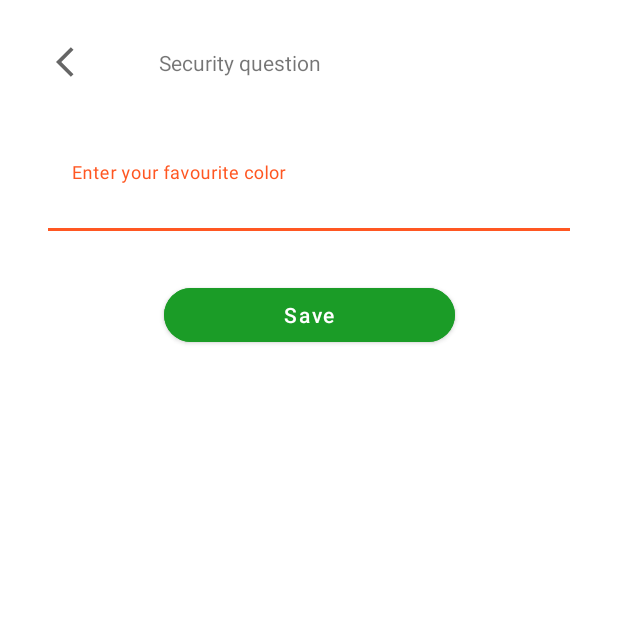
After one commit to martinmichuki8/posAndroid, an Android app: the SecurityQuestion screen opened directly, with no data from a screen before it, on a phone screen of 412 x 824 dp, the top half of it. The commit adds this screen. Run offline under Robolectric (Android 15) with nearby library versions, the phone set to English and light mode, and no system bars; libraries missing offline, so code that uses them is left out: com.anychart, com.anychart.chart.

Commit message:
Updated project

```diff
--- a/app/src/main/AndroidManifest.xml
+++ b/app/src/main/AndroidManifest.xml
@@ -124,6 +124,9 @@
         <activity android:name=".Ui.Login.Login"
             android:configChanges="orientation|screenSize"
             android:launchMode="singleTop"/>
+        <activity android:name=".settings.SecurityQuestion"
+            android:launchMode="singleTop"
+            android:configChanges="orientation|screenSize"/>
     </application>
 
 </manifest>
--- a/app/src/main/java/com/michtech/pointofSale/Ui/Login/Login.java
+++ b/app/src/main/java/com/michtech/pointofSale/Ui/Login/Login.java
@@ -43,6 +43,7 @@ public class Login extends AppCompatActivity {
                     if(Password.getEditText().getText().toString().equals(db.getAccountPassword())){
                         Intent intent = new Intent(Login.this, DashBoard.class);
                         startActivity(intent);
+                        finish();
                     }else{
                         Snackbar.make(view, "Password does not match", Snackbar.LENGTH_LONG).setAction(null, null).show();
                     }
--- /dev/null
+++ b/app/src/main/java/com/michtech/pointofSale/settings/SecurityQuestion.java
@@ -0,0 +1,65 @@
+package com.michtech.pointofSale.settings;
+
+
+import android.annotation.SuppressLint;
+import android.content.Context;
+import android.content.SharedPreferences;
+import android.os.Bundle;
+import android.view.View;
+import android.widget.Button;
+import android.widget.ImageButton;
+import android.widget.Toast;
+
+import androidx.appcompat.app.AppCompatActivity;
+
+import com.google.android.material.snackbar.Snackbar;
+import com.google.android.material.textfield.TextInputLayout;
+import com.michtech.pointofSale.R;
+import com.michtech.pointofSale.database.DatabaseManager;
+
+import java.util.Objects;
+
+public class SecurityQuestion extends AppCompatActivity {
+    ImageButton Back;
+    TextInputLayout Question;
+    Button Save;
+
+    DatabaseManager db;
+    @Override
+    protected void onCreate(Bundle savedInstanceState){
+        super.onCreate(savedInstanceState);
+        setContentView(R.layout.security_question);
+
+        db = new DatabaseManager(SecurityQuestion.this);
+
+        Back = findViewById(R.id.back);
+        Question = findViewById(R.id.question);
+        Save = findViewById(R.id.save);
+
+        Back.setOnClickListener(new View.OnClickListener() {
+            @Override
+            public void onClick(View view) {
+                finish();
+            }
+        });
+        Save.setOnClickListener(new View.OnClickListener() {
+            @Override
+            public void onClick(View view) {
+                if(Objects.requireNonNull(Question.getEditText()).getText().toString().isEmpty()){
+                    Snackbar.make(view, "Enter your answer", Snackbar.LENGTH_LONG).setAction(null, null).show();
+                }else{
+                    db.saveSecurityQuestion(Question.getEditText().getText().toString());
+                    setAuthentication("Authenticate");
+                    Toast.makeText(SecurityQuestion.this, "Saved", Toast.LENGTH_SHORT).show();
+                    finish();
+                }
+            }
+        });
+    }
+    private void setAuthentication(String authenticate){
+        SharedPreferences sharedPreferences = getSharedPreferences("PosSettings", Context.MODE_PRIVATE);
+        @SuppressLint("CommitPrefEdits") SharedPreferences.Editor editor = sharedPreferences.edit();
+        editor.putString("Authentication", authenticate);
+        editor.apply();
+    }
+}
--- /dev/null
+++ b/app/src/main/res/layout/security_question.xml
@@ -0,0 +1,65 @@
+<?xml version="1.0" encoding="utf-8"?>
+<androidx.constraintlayout.widget.ConstraintLayout xmlns:android="http://schemas.android.com/apk/res/android"
+    xmlns:app="http://schemas.android.com/apk/res-auto"
+    xmlns:tools="http://schemas.android.com/tools"
+    android:layout_width="match_parent"
+    android:layout_height="match_parent"
+    style="@style/whiteBodyBackground">
+
+    <TextView
+        android:id="@+id/textView59"
+        android:layout_width="wrap_content"
+        android:layout_height="wrap_content"
+        android:layout_marginStart="32dp"
+        android:layout_marginTop="32dp"
+        android:text="Security question"
+        app:layout_constraintStart_toEndOf="@+id/back"
+        app:layout_constraintTop_toTopOf="parent" />
+
+    <ImageButton
+        android:id="@+id/back"
+        android:layout_width="50dp"
+        android:layout_height="50dp"
+        android:layout_marginStart="24dp"
+        android:layout_marginTop="16dp"
+        android:background="#00FFFFFF"
+        app:layout_constraintStart_toStartOf="parent"
+        app:layout_constraintTop_toTopOf="parent"
+        app:srcCompat="@drawable/back" />
+
+    <com.google.android.material.textfield.TextInputLayout
+        android:id="@+id/question"
+        android:layout_width="0dp"
+        android:layout_height="wrap_content"
+        android:layout_marginStart="32dp"
+        android:layout_marginTop="32dp"
+        android:layout_marginEnd="32dp"
+        app:layout_constraintEnd_toEndOf="parent"
+        app:layout_constraintStart_toStartOf="parent"
+        app:layout_constraintTop_toBottomOf="@+id/back">
+
+        <com.google.android.material.textfield.TextInputEditText
+            android:layout_width="match_parent"
+            android:layout_height="wrap_content"
+            android:hint="Enter your favourite color"
+            android:background="#00FFFFFF"/>
+    </com.google.android.material.textfield.TextInputLayout>
+
+    <Button
+        android:id="@+id/save"
+        android:layout_width="wrap_content"
+        android:layout_height="wrap_content"
+        android:layout_marginStart="32dp"
+        android:layout_marginTop="32dp"
+        android:layout_marginEnd="32dp"
+        android:text="Save"
+        android:textAllCaps="false"
+        android:paddingEnd="80dp"
+        android:paddingStart="80dp"
+        android:backgroundTint="@color/green"
+        android:textColor="@color/white"
+        app:cornerRadius="20dp"
+        app:layout_constraintEnd_toEndOf="parent"
+        app:layout_constraintStart_toStartOf="parent"
+        app:layout_constraintTop_toBottomOf="@+id/question" />
+</androidx.constraintlayout.widget.ConstraintLayout>
--- a/app/src/main/res/layout/settings.xml
+++ b/app/src/main/res/layout/settings.xml
@@ -105,12 +105,12 @@
             android:padding="5dp"
             android:text="Always use authentication"
             app:layout_constraintBottom_toBottomOf="parent"
-            app:layout_constraintEnd_toStartOf="@+id/switch1"
+            app:layout_constraintEnd_toStartOf="@+id/authentication"
             app:layout_constraintStart_toEndOf="@+id/imageView19"
             app:layout_constraintTop_toBottomOf="@+id/divider" />
 
         <Switch
-            android:id="@+id/switch1"
+            android:id="@+id/authentication"
             android:layout_width="wrap_content"
             android:layout_height="wrap_content"
             android:layout_marginTop="8dp"
```
Also changed, not shown: app/src/main/java/com/michtech/pointofSale/MainActivity.java (+9 -1 lines), app/src/main/java/com/michtech/pointofSale/database/DatabaseManager.java (+39 -0 lines), app/src/main/java/com/michtech/pointofSale/settings/Settings.java (+32 -0 lines).
